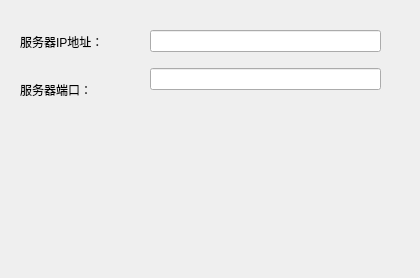
This is window_tcpclient.ui in goGameBuilders/goGame as Qt 5 draws it before an edit. The edited form follows.
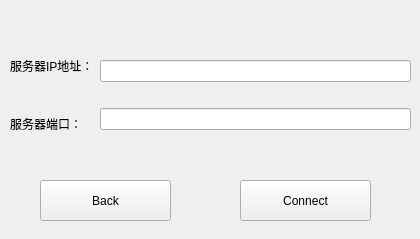
This is the edited form.

```diff
--- a/window_tcpclient.ui
+++ b/window_tcpclient.ui
@@ -7,22 +7,50 @@
     <x>0</x>
     <y>0</y>
     <width>420</width>
-    <height>278</height>
+    <height>239</height>
    </rect>
   </property>
   <property name="windowTitle">
    <string>MainWindow</string>
   </property>
   <widget class="QWidget" name="centralwidget">
+   <widget class="QPushButton" name="pushButton_Connect">
+    <property name="geometry">
+     <rect>
+      <x>240</x>
+      <y>180</y>
+      <width>131</width>
+      <height>41</height>
+     </rect>
+    </property>
+    <property name="text">
+     <string>Connect</string>
+    </property>
+   </widget>
+   <widget class="QPushButton" name="pushButton_Back">
+    <property name="geometry">
+     <rect>
+      <x>40</x>
+      <y>180</y>
+      <width>131</width>
+      <height>41</height>
+     </rect>
+    </property>
+    <property name="text">
+     <string>Back</string>
+    </property>
+   </widget>
    <widget class="QWidget" name="">
     <property name="geometry">
      <rect>
-      <x>20</x>
-      <y>20</y>
-      <width>121</width>
-      <height>91</height>
+      <x>10</x>
+      <y>40</y>
+      <width>401</width>
+      <height>110</height>
      </rect>
     </property>
+    <layout class="QHBoxLayout" name="horizontalLayout">
+     <item>
     <layout class="QVBoxLayout" name="verticalLayout">
      <item>
       <widget class="QLabel" name="label_IP">
@@ -39,22 +67,16 @@
       </widget>
      </item>
     </layout>
-   </widget>
-   <widget class="QWidget" name="">
-    <property name="geometry">
-     <rect>
-      <x>150</x>
-      <y>20</y>
-      <width>231</width>
-      <height>81</height>
-     </rect>
-    </property>
+     </item>
+     <item>
     <layout class="QVBoxLayout" name="verticalLayout_2">
      <item>
       <widget class="QLineEdit" name="lineEdit_IP"/>
      </item>
      <item>
       <widget class="QLineEdit" name="lineEdit_Port"/>
+       </item>
+      </layout>
      </item>
     </layout>
    </widget>
```
Lines whose indentation alone changed are shown as unchanged.
